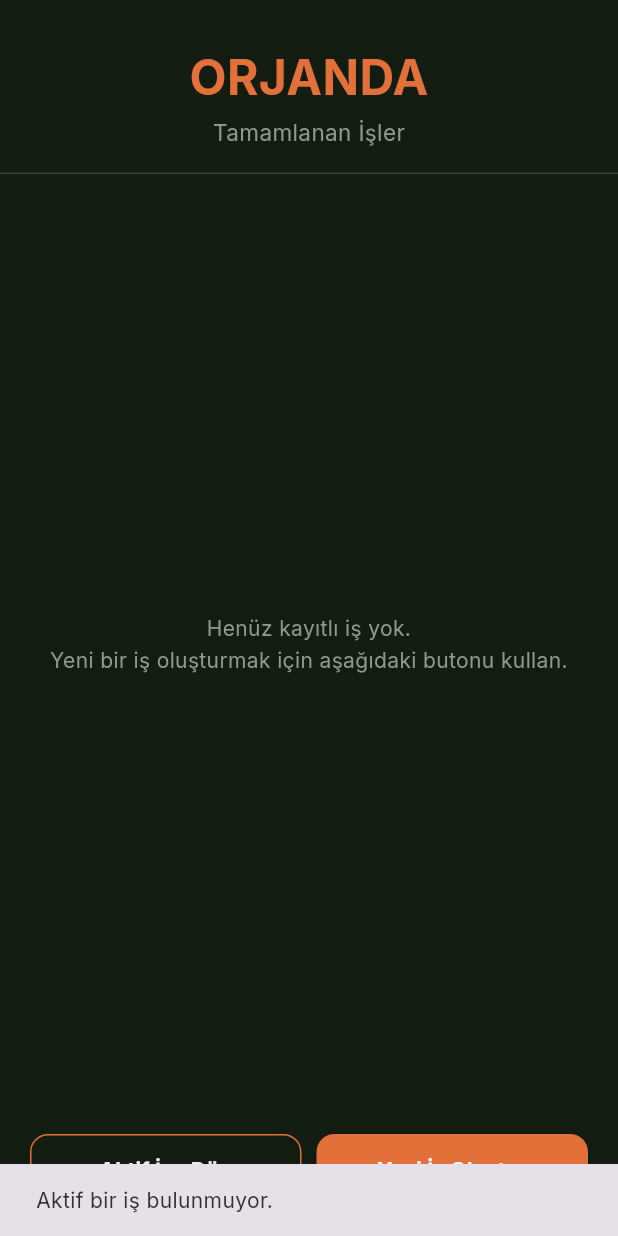
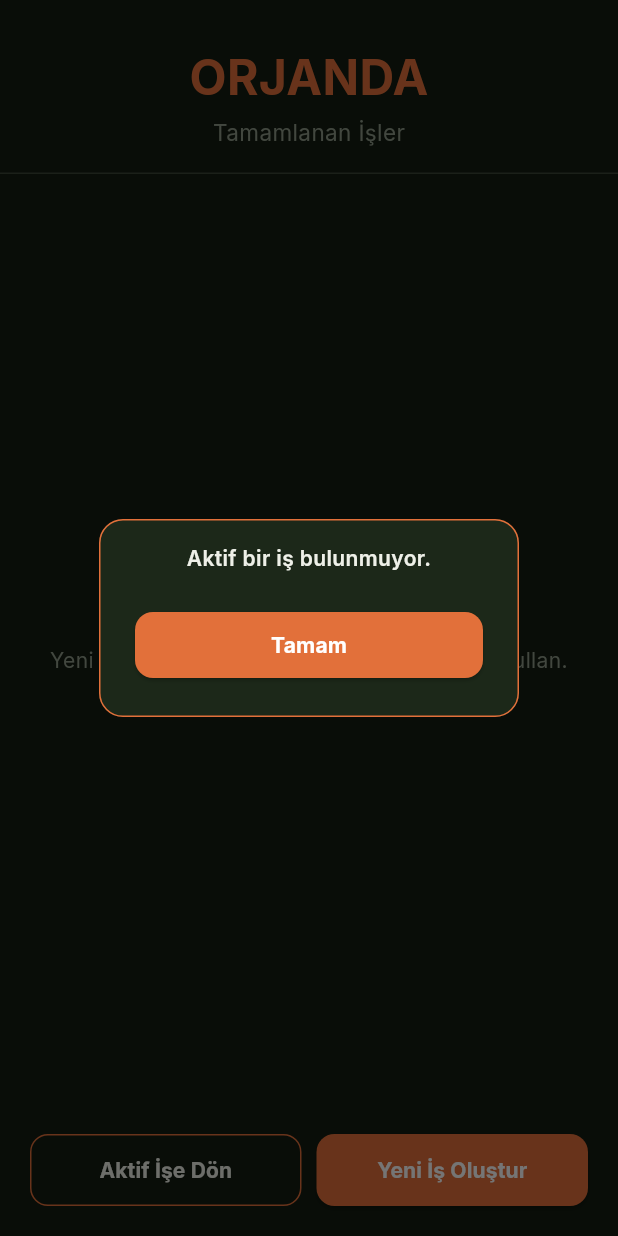
Before and after one commit to hansarci/orjanda-basit, a Flutter app: the screen it shows once a user with an empty profile is signed in, after a tap on "Aktif İşe Dön", on a phone screen of 412 x 824 dp. Run offline on Flutter 3.47's test engine with Material 3 defaults, Android fonts, the phone set to English and light mode, and no system bars; our stand-ins replace cloud_firestore, firebase_auth, firebase_core, google_fonts; accounts and stored records are empty.

Commit message:
Update arsiv_ekrani.dart

```diff
--- a/lib/ekranlar/arsiv_ekrani.dart
+++ b/lib/ekranlar/arsiv_ekrani.dart
@@ -23,7 +23,35 @@ class _ArsivEkraniState extends State<ArsivEkrani> {
   String get _kullaniciId => _kimlikServisi.suankiKullanici!.uid;
 
   void _uyariGoster(String mesaj) {
-    ScaffoldMessenger.of(context).showSnackBar(SnackBar(content: Text(mesaj)));
+    showDialog(
+      context: context,
+      builder: (context) => AlertDialog(
+        backgroundColor: OrjandaRenkleri.kart,
+        shape: RoundedRectangleBorder(
+          borderRadius: BorderRadius.circular(16),
+          side: const BorderSide(color: OrjandaRenkleri.turuncu),
+        ),
+        content: Text(
+          mesaj,
+          textAlign: TextAlign.center,
+          style: const TextStyle(color: OrjandaRenkleri.yazi, fontWeight: FontWeight.w600),
+        ),
+        actions: [
+          SizedBox(
+            width: double.infinity,
+            child: ElevatedButton(
+              onPressed: () => Navigator.pop(context),
+              style: ElevatedButton.styleFrom(
+                backgroundColor: OrjandaRenkleri.turuncu,
+                padding: const EdgeInsets.symmetric(vertical: 12),
+                shape: RoundedRectangleBorder(borderRadius: BorderRadius.circular(12)),
+              ),
+              child: const Text('Tamam', style: TextStyle(color: Colors.white, fontWeight: FontWeight.bold)),
+            ),
+          ),
+        ],
+      ),
+    );
   }
 
   void _aktifIseDon(IsKaydi? aktifIs) {
@@ -32,7 +60,7 @@ class _ArsivEkraniState extends State<ArsivEkrani> {
       return;
     }
     Navigator.of(context).push(
-      MaterialPageRoute(builder: (_) => KesimEkrani(isId: aktifIs.id!)),
+      MaterialPageRoute(builder: (_) => KesimEkrani(isKaydi: aktifIs)),
     );
   }
 
```
